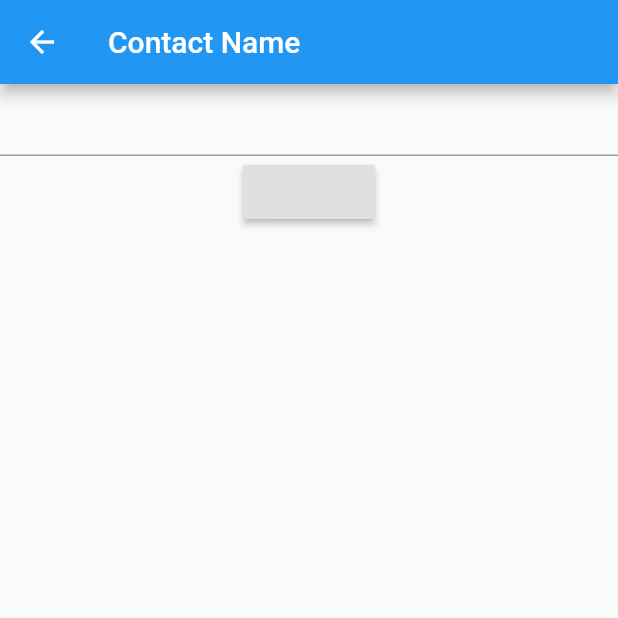
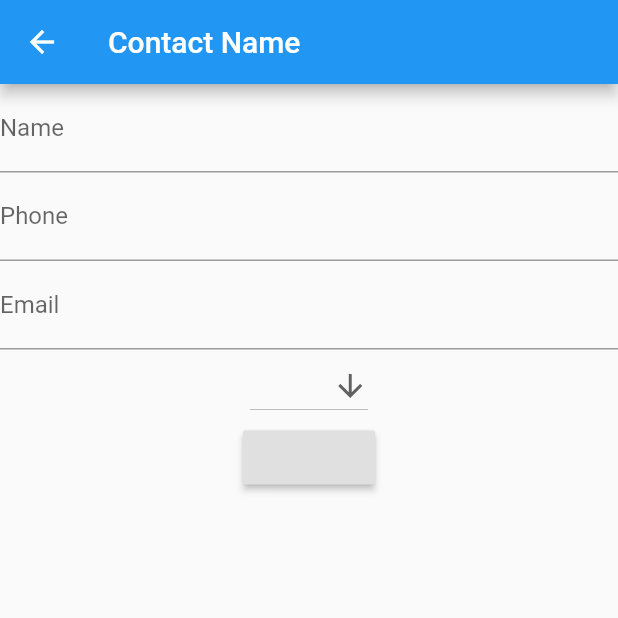
Before and after one commit to nakenapalli/contacts-project, a Flutter app: the ContactForm screen opened directly, on a phone screen of 412 x 824 dp, the top half of it. Run offline on Flutter 3.47's test engine with Material 2 defaults, Android fonts, the phone set to English and light mode, and no system bars; our stand-ins replace sqflite; accounts and stored records are empty.

Commit message:
added more elements to contact form

```diff
--- a/lib/contact_form.dart
+++ b/lib/contact_form.dart
@@ -9,6 +9,7 @@ class ContactForm extends StatefulWidget {
 
 class _ContactFormState extends State<ContactForm> {
   final _formKey = GlobalKey<FormState>();
+  String dropdownValue = "--";
 
   @override
   Widget build(BuildContext context) {
@@ -21,12 +22,45 @@ class _ContactFormState extends State<ContactForm> {
         child: Column(
           children: <Widget>[
             TextFormField(
+              decoration: InputDecoration(labelText: "Name"),
               validator: (value) {
                 if (value.isEmpty) {
-                  return 'Please enter some text';
+                  return 'Name cannot be empty';
                 }
                 return null;
               },
+            ),
+            TextFormField(
+              decoration: InputDecoration(labelText: "Phone"),
+              keyboardType: TextInputType.number,
+              validator: (value) {
+                return null;
+              },
+            ),
+            TextFormField(
+              decoration: InputDecoration(labelText: "Email"),
+              validator: (value) {
+                return null;
+              },
+            ),
+            DropdownButton<String>(
+              value: dropdownValue,
+              icon: Icon(Icons.arrow_downward),
+              iconSize: 24,
+              elevation: 16,
+              style: TextStyle(color: Colors.blue),
+              onChanged: (String newValue) {
+                setState(() {
+                  dropdownValue = newValue;
+                });
+              },
+              items: <String>['Home', 'Personal', 'Work']
+                  .map<DropdownMenuItem<String>>((String value) {
+                return DropdownMenuItem<String>(
+                  value: value,
+                  child: Text(value),
+                );
+              }).toList(),
             ),
             RaisedButton(
               onPressed: () {
```
